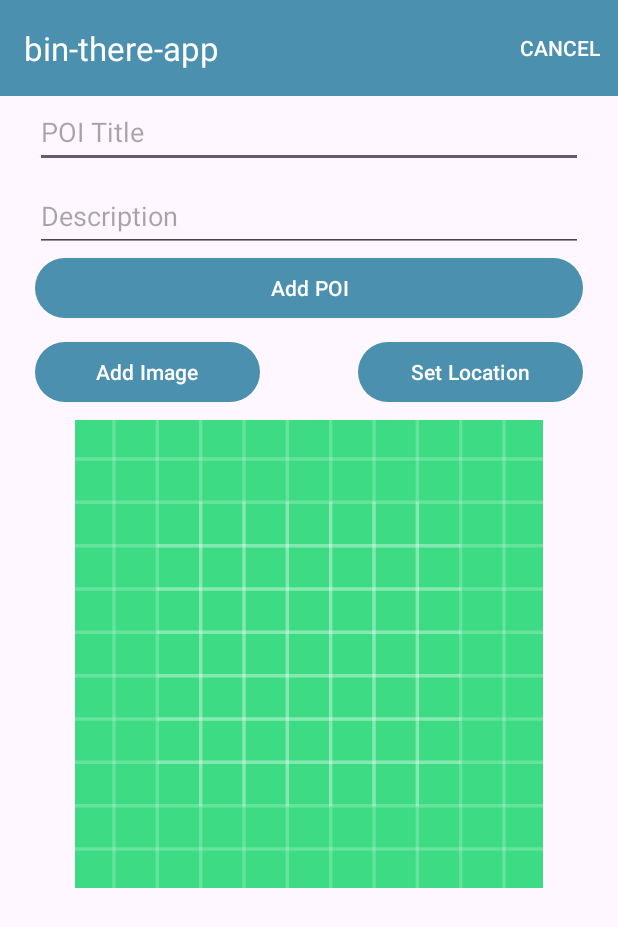
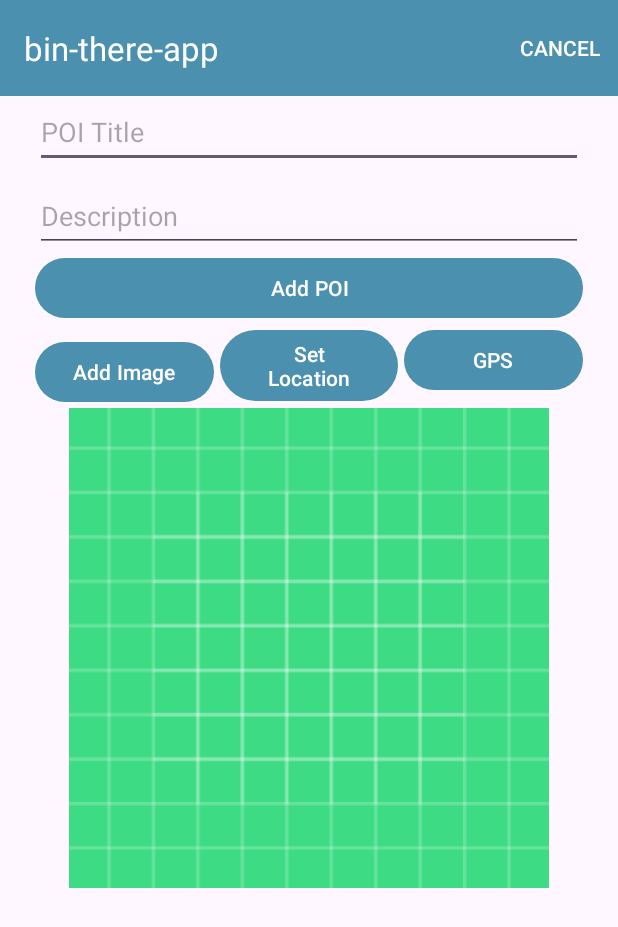
Before and after one commit to grzpiotrowski/bin-there-app, an Android app: the PoiView screen opened directly, with no data from a screen before it, on a phone screen of 412 x 824 dp. Shown: the top 927 px of the screen. Run offline under Robolectric (Android 15) with nearby library versions, the phone set to English and light mode, and no system bars; our stand-ins replace Picasso, Timber.

Commit message:
Add GPS Button to POI View

```diff
--- a/app/src/main/java/ie/setu/bin_there_app/helpers/LocationHelper.kt
+++ b/app/src/main/java/ie/setu/bin_there_app/helpers/LocationHelper.kt
@@ -10,7 +10,7 @@ import com.google.android.gms.maps.GoogleMap
 class LocationHelper(private val activity: Activity) {
 
     companion object {
-        private const val LOCATION_PERMISSION_REQUEST_CODE = 1
+        const val LOCATION_PERMISSION_REQUEST_CODE = 1
     }
 
     var permissionDenied = false
--- a/app/src/main/java/ie/setu/bin_there_app/views/poi/PoiView.kt
+++ b/app/src/main/java/ie/setu/bin_there_app/views/poi/PoiView.kt
@@ -37,6 +37,10 @@ class PoiView : AppCompatActivity() {
         binding.poiLocation.setOnClickListener {
             presenter.cachePoi(binding.poiTitle.text.toString(), binding.description.text.toString())
             presenter.doSetLocation()
+        }
+
+        binding.gpsButton.setOnClickListener {
+            presenter.getCurrentLocation()
         }
 
         binding.btnAdd.setOnClickListener {
--- a/app/src/main/res/layout/activity_poi.xml
+++ b/app/src/main/res/layout/activity_poi.xml
@@ -77,23 +77,34 @@
 
         <Button
             android:id="@+id/chooseImage"
-            android:layout_width="150dp"
+            android:layout_width="0dp"
             android:layout_height="wrap_content"
             android:layout_marginTop="8dp"
             android:text="@string/button_addImage"
             app:layout_constraintStart_toStartOf="@+id/btnAdd"
+            app:layout_constraintEnd_toStartOf="@+id/poiLocation"
             app:layout_constraintTop_toBottomOf="@+id/btnAdd" />
 
         <Button
             android:id="@+id/poiLocation"
-            android:layout_width="150dp"
+            android:layout_width="0dp"
+            android:layout_weight="1"
             android:layout_height="wrap_content"
-            android:layout_marginStart="8dp"
-            android:layout_marginTop="8dp"
+            android:layout_marginStart="4dp"
             android:text="@string/button_location"
+            app:layout_constraintStart_toEndOf="@+id/chooseImage"
+            app:layout_constraintEnd_toStartOf="@+id/gpsButton"
+            app:layout_constraintTop_toBottomOf="@+id/btnAdd" />
+
+        <Button
+            android:id="@+id/gpsButton"
+            android:layout_width="0dp"
+            android:layout_weight="1"
+            android:layout_height="wrap_content"
+            android:layout_marginStart="4dp"
+            android:text="GPS"
             app:layout_constraintEnd_toEndOf="@+id/btnAdd"
-            app:layout_constraintHorizontal_bias="1.0"
-            app:layout_constraintStart_toEndOf="@+id/chooseImage"
+            app:layout_constraintStart_toEndOf="@+id/poiLocation"
             app:layout_constraintTop_toBottomOf="@+id/btnAdd" />
 
         <ImageView
@@ -108,8 +119,7 @@
             app:layout_constraintEnd_toEndOf="parent"
             app:layout_constraintHorizontal_bias="0.555"
             app:layout_constraintStart_toStartOf="parent"
-            app:layout_constraintTop_toBottomOf="@+id/poiLocation"
-            app:layout_constraintVertical_bias="0.173"
+            app:layout_constraintTop_toBottomOf="@+id/gpsButton"
             app:srcCompat="@drawable/ic_launcher_background" />
 
     </androidx.constraintlayout.widget.ConstraintLayout>
--- a/app/src/main/res/values/strings.xml
+++ b/app/src/main/res/values/strings.xml
@@ -12,6 +12,7 @@
     <string name="select_poi_image">Select POI image</string>
     <string name="change_poi_image">Change POI image</string>
     <string name="button_location">Set Location</string>
+    <string name="current_location">Get Current Location</string>
     <string name="title_activity_map">MapActivity</string>
     <string name="title_activity_poi_maps">Map of All POIs</string>
 </resources>
```
Also changed, not shown: app/src/main/java/ie/setu/bin_there_app/views/poi/PoiPresenter.kt (+36 -0 lines).
